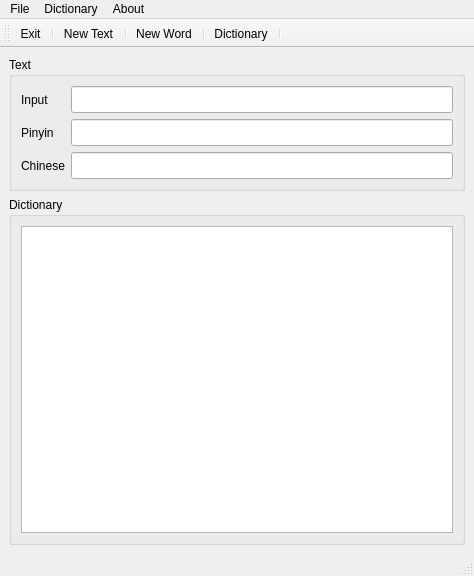
Qt form mainwindow.ui (ensisoft/pinyin-translator) before a commit.
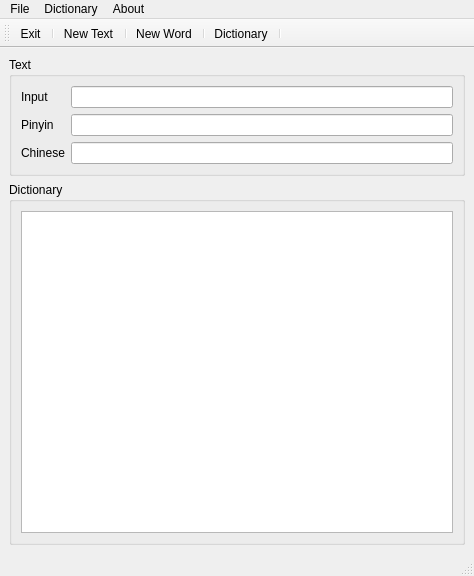
The same form after that commit. Icons and pictures are not drawn.

The edit to the form file:
```diff
--- a/mainwindow.ui
+++ b/mainwindow.ui
@@ -29,13 +29,7 @@
         </widget>
        </item>
        <item row="0" column="1">
-        <widget class="QLineEdit" name="editInput">
-         <property name="font">
-          <font>
-           <pointsize>12</pointsize>
-          </font>
-         </property>
-        </widget>
+        <widget class="QLineEdit" name="editInput"/>
        </item>
        <item row="1" column="0">
         <widget class="QLabel" name="label_2">
@@ -45,13 +39,7 @@
         </widget>
        </item>
        <item row="1" column="1">
-        <widget class="QLineEdit" name="editPinyin">
-         <property name="font">
-          <font>
-           <pointsize>12</pointsize>
-          </font>
-         </property>
-        </widget>
+        <widget class="QLineEdit" name="editPinyin"/>
        </item>
        <item row="2" column="0">
         <widget class="QLabel" name="label">
@@ -65,11 +53,6 @@
          <property name="enabled">
           <bool>true</bool>
          </property>
-         <property name="font">
-          <font>
-           <pointsize>12</pointsize>
-          </font>
-         </property>
         </widget>
        </item>
       </layout>
@@ -82,13 +65,7 @@
       </property>
       <layout class="QVBoxLayout" name="verticalLayout_3">
        <item>
-        <widget class="QListWidget" name="listWords">
-         <property name="font">
-          <font>
-           <pointsize>12</pointsize>
-          </font>
-         </property>
-        </widget>
+        <widget class="QListWidget" name="listWords"/>
        </item>
       </layout>
      </widget>
```
